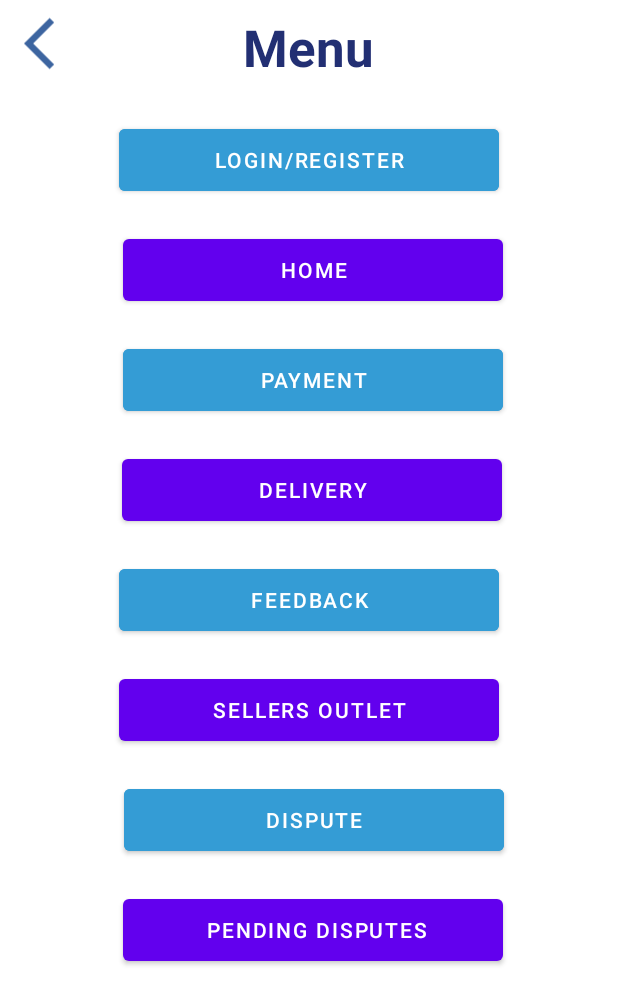
After one commit to Verdilac/MAD-KNOX, an Android app: the MainMenu screen opened directly, with no data from a screen before it, on a phone screen of 412 x 824 dp. The commit adds this screen. Shown: the top 1005 px of the screen. Run offline under Robolectric (Android 15) with nearby library versions, the light colour scheme and no system bars.

Commit message:
Merged with payment/delivery/products refined

```diff
--- a/app/src/main/AndroidManifest.xml
+++ b/app/src/main/AndroidManifest.xml
@@ -12,7 +12,9 @@
         android:supportsRtl="true"
         android:theme="@style/Theme.MADKNOX">
         <activity
-
+            android:name=".MainMenu"
+            android:exported="true" />
+        <activity
             android:name=".FeedbackConfirm"
             android:exported="true" />
         <activity
@@ -62,8 +64,6 @@
             android:exported="true" />
         <activity
             android:name=".Cardpayment"
-
-
             android:exported="true" />
         <activity
             android:name=".MainActivity"
--- a/app/src/main/java/com/example/mad_knox/Cardpayment.java
+++ b/app/src/main/java/com/example/mad_knox/Cardpayment.java
@@ -77,11 +77,27 @@ public class Cardpayment extends AppCompatActivity {
             card.setMonth(cardmonth);
             card.setYear(cardyear);
             card.setCvv(cardcvv);
-            dao.add(card).addOnSuccessListener(suc->{
-                Toast.makeText(this, "Success", Toast.LENGTH_SHORT).show();
-            }).addOnFailureListener(er->{
-                Toast.makeText(this, ""+er.getMessage(), Toast.LENGTH_SHORT).show();
-            });
+
+            if(cardnumber.length() == 16)
+            {
+                if (cardcvv.length() == 3) {
+                    dao.add(card).addOnSuccessListener(suc->{
+
+                        Toast.makeText(this, "Success", Toast.LENGTH_SHORT).show();
+                    }).addOnFailureListener(er->{
+                        Toast.makeText(this, ""+er.getMessage(), Toast.LENGTH_SHORT).show();
+                    });
+                }
+                else Toast.makeText(this, "Cvv Invalid", Toast.LENGTH_SHORT).show();
+
+            }
+            else {
+                Toast.makeText(this, "Card Number Invalid", Toast.LENGTH_SHORT).show();
+            }
+
+
+
+
 
 
 //            HashMap<String,Object> hashMap = new HashMap<>();
--- a/app/src/main/java/com/example/mad_knox/Home_Page.java
+++ b/app/src/main/java/com/example/mad_knox/Home_Page.java
@@ -20,6 +20,8 @@ public class Home_Page extends AppCompatActivity {
         setContentView(R.layout.activity_home_page);
 
         profile_btn = (ImageView) findViewById(R.id.profile_btn);
+        cart_btn = (ImageView) findViewById(R.id.cart_btn);
+        hamburger_menu = (ImageView) findViewById(R.id.hamburger_menu);
         card1 = (CardView) findViewById(R.id.card1);
 
         // Profile Btn
@@ -40,6 +42,18 @@ public class Home_Page extends AppCompatActivity {
             }
         });
 
+        hamburger_menu.setOnClickListener(v->{
+            Intent intent = new Intent(this,MainMenu.class);
+            startActivity(intent);
+        });
+        cart_btn.setOnClickListener(v->{
+            Intent intent = new Intent(getApplicationContext(),Cardpayment.class);
+            startActivity(intent);
+        });
+
+
+
+
     }
 }
 
--- /dev/null
+++ b/app/src/main/java/com/example/mad_knox/MainMenu.java
@@ -0,0 +1,75 @@
+package com.example.mad_knox;
+
+import androidx.appcompat.app.AppCompatActivity;
+
+import android.content.Intent;
+import android.os.Bundle;
+import android.widget.Button;
+
+import com.example.mad_knox.dispute.DisputeHandle;
+import com.example.mad_knox.dispute.RVDispute;
+
+public class MainMenu extends AppCompatActivity {
+
+    @Override
+    protected void onCreate(Bundle savedInstanceState) {
+        super.onCreate(savedInstanceState);
+        setContentView(R.layout.activity_main_menu);
+
+        Button login_menu_btn,home_menu_btn,payment_menu_btn,feedback_menu_btn,seller_o_menu_btn,delivery_menu_btn,dispute_btn,disputelist_btn;
+
+
+        login_menu_btn = findViewById(R.id.login_menu_btn);
+        home_menu_btn = findViewById(R.id.home_menu_btn);
+        payment_menu_btn = findViewById(R.id.payment_menu_btn);
+        feedback_menu_btn = findViewById(R.id.feedback_menu_btn);
+        seller_o_menu_btn = findViewById(R.id.seller_o_menu_btn);
+        delivery_menu_btn = findViewById(R.id.delivery_menu_btn);
+        dispute_btn = findViewById(R.id.dispute_btn);
+        disputelist_btn = findViewById(R.id.disputelist_btn);
+
+
+
+        login_menu_btn.setOnClickListener(v->{
+            Intent intent = new Intent(this,Login_Page.class);
+            startActivity(intent);
+        });
+
+        home_menu_btn.setOnClickListener(v->{
+            Intent intent = new Intent(this,Home_Page.class);
+            startActivity(intent);
+        });
+
+        payment_menu_btn.setOnClickListener(v->{
+            Intent intent = new Intent(getApplicationContext(),Cardpayment.class);
+            startActivity(intent);
+        });
+
+        feedback_menu_btn.setOnClickListener(v->{
+            Intent intent = new Intent(this,FeedbackCRUD.class);
+            startActivity(intent);
+        });
+        delivery_menu_btn.setOnClickListener(v->{
+            Intent intent = new Intent(this,Delivery_Main.class);
+            startActivity(intent);
+        });
+//        seller_o_menu_btn.setOnClickListener(v->{
+//            Intent intent = new Intent(this,Delivery_Main.class);
+//            startActivity(intent);
+//        });
+
+        dispute_btn.setOnClickListener(v->{
+            Intent intent = new Intent(this, DisputeHandle.class);
+            startActivity(intent);
+        });
+
+        disputelist_btn.setOnClickListener(v->{
+            Intent intent = new Intent(this, RVDispute.class);
+            startActivity(intent);
+        });
+
+
+
+
+    }
+}
--- a/app/src/main/res/layout/activity_cardpayment.xml
+++ b/app/src/main/res/layout/activity_cardpayment.xml
@@ -194,23 +194,13 @@
             android:orientation="horizontal">
 
 
-            <TextView
-                android:id="@+id/textView1"
-                android:layout_width="wrap_content"
-                android:layout_height="30dp"
-                android:layout_marginLeft="20dp"
-                android:layout_weight="1"
-                android:text="Total:  "
-                android:textSize="18dp"
-
-                />
-
             <Button
                 android:id="@+id/btn_pay"
-                android:layout_width="80dp"
+                android:layout_width="300dp"
                 android:layout_height="90dp"
                 android:layout_marginRight="10dp"
-                android:layout_weight="1"
+                android:layout_marginLeft="50dp"
+                android:layout_marginTop="5dp"
                 android:backgroundTint="#B83D3D"
                 android:text="Paynow" />
         </LinearLayout>
--- /dev/null
+++ b/app/src/main/res/layout/activity_main_menu.xml
@@ -0,0 +1,137 @@
+<?xml version="1.0" encoding="utf-8"?>
+<androidx.constraintlayout.widget.ConstraintLayout xmlns:android="http://schemas.android.com/apk/res/android"
+    xmlns:app="http://schemas.android.com/apk/res-auto"
+    xmlns:tools="http://schemas.android.com/tools"
+    android:layout_width="match_parent"
+    android:layout_height="match_parent"
+    tools:context=".MainMenu">
+
+    <Button
+        android:id="@+id/login_menu_btn"
+        android:layout_width="253dp"
+        android:layout_height="53dp"
+        android:layout_marginTop="80dp"
+        android:backgroundTint="#349CD5"
+        android:text="Login/Register"
+        app:layout_constraintBottom_toTopOf="@+id/home_menu_btn"
+        app:layout_constraintEnd_toEndOf="parent"
+        app:layout_constraintStart_toStartOf="parent"
+        app:layout_constraintTop_toTopOf="parent" />
+
+    <Button
+        android:id="@+id/home_menu_btn"
+        android:layout_width="253dp"
+        android:layout_height="53dp"
+        android:layout_marginTop="20dp"
+        android:text="Home"
+        app:layout_constraintBottom_toTopOf="@+id/payment_menu_btn"
+        app:layout_constraintEnd_toEndOf="parent"
+        app:layout_constraintHorizontal_bias="0.518"
+        app:layout_constraintStart_toStartOf="parent"
+        app:layout_constraintTop_toBottomOf="@+id/login_menu_btn"
+        app:layout_constraintVertical_bias="1.0" />
+
+    <Button
+        android:id="@+id/payment_menu_btn"
+        android:layout_width="253dp"
+        android:layout_height="53dp"
+        android:layout_marginTop="20dp"
+        android:backgroundTint="#349CD5"
+        android:text="Payment"
+        app:layout_constraintBottom_toTopOf="@+id/delivery_menu_btn"
+        app:layout_constraintEnd_toEndOf="parent"
+        app:layout_constraintHorizontal_bias="0.518"
+        app:layout_constraintStart_toStartOf="parent"
+        app:layout_constraintTop_toBottomOf="@+id/home_menu_btn" />
+
+    <Button
+        android:id="@+id/feedback_menu_btn"
+        android:layout_width="253dp"
+        android:layout_height="53dp"
+        android:layout_marginTop="20dp"
+        android:backgroundTint="#349CD5"
+        android:text="Feedback"
+        app:layout_constraintBottom_toTopOf="@+id/seller_o_menu_btn"
+        app:layout_constraintEnd_toEndOf="parent"
+        app:layout_constraintStart_toStartOf="parent"
+        app:layout_constraintTop_toBottomOf="@+id/delivery_menu_btn" />
+
+    <Button
+        android:id="@+id/seller_o_menu_btn"
+        android:layout_width="253dp"
+        android:layout_height="53dp"
+        android:layout_marginTop="20dp"
+        android:text="Sellers Outlet"
+        app:layout_constraintBottom_toTopOf="@+id/dispute_btn"
+        app:layout_constraintEnd_toEndOf="parent"
+        app:layout_constraintStart_toStartOf="parent"
+        app:layout_constraintTop_toBottomOf="@+id/feedback_menu_btn" />
+
+    <Button
+        android:id="@+id/delivery_menu_btn"
+        android:layout_width="253dp"
+        android:layout_height="53dp"
+        android:layout_marginTop="20dp"
+        android:text="Delivery"
+        app:layout_constraintBottom_toTopOf="@+id/feedback_menu_btn"
+        app:layout_constraintEnd_toEndOf="parent"
+        app:layout_constraintHorizontal_bias="0.512"
+        app:layout_constraintStart_toStartOf="parent"
+        app:layout_constraintTop_toBottomOf="@+id/payment_menu_btn" />
+
+    <Button
+        android:id="@+id/dispute_btn"
+        android:layout_width="253dp"
+        android:layout_height="53dp"
+        android:layout_marginStart="82dp"
+        android:layout_marginTop="20dp"
+        android:layout_marginEnd="76dp"
+        android:backgroundTint="#349CD5"
+        android:text="Dispute"
+        app:layout_constraintBottom_toTopOf="@+id/disputelist_btn"
+        app:layout_constraintEnd_toEndOf="parent"
+        app:layout_constraintStart_toStartOf="parent"
+        app:layout_constraintTop_toBottomOf="@+id/seller_o_menu_btn" />
+
+    <Button
+        android:id="@+id/disputelist_btn"
+        android:layout_width="253dp"
+        android:layout_height="53dp"
+        android:layout_marginTop="20dp"
+        android:text=" Pending Disputes"
+        app:layout_constraintEnd_toEndOf="parent"
+        app:layout_constraintHorizontal_bias="0.518"
+        app:layout_constraintStart_toStartOf="parent"
+        app:layout_constraintTop_toBottomOf="@+id/dispute_btn" />
+
+    <TextView
+        android:id="@+id/menu_title"
+        android:layout_width="wrap_content"
+        android:layout_height="wrap_content"
+        android:backgroundTint="#AA1B1B"
+        android:text="Menu"
+        android:textColor="#222F73"
+        android:textSize="34sp"
+        android:textStyle="bold"
+        app:layout_constraintBottom_toTopOf="@+id/login_menu_btn"
+        app:layout_constraintEnd_toEndOf="parent"
+        app:layout_constraintHorizontal_bias="0.498"
+        app:layout_constraintStart_toStartOf="parent"
+        app:layout_constraintTop_toTopOf="parent"
+        app:layout_constraintVertical_bias="0.246" />
+
+    <ImageView
+        android:id="@+id/back_arrow_btn"
+        android:layout_width="41dp"
+        android:layout_height="50dp"
+        app:layout_constraintBottom_toBottomOf="@+id/menu_title"
+        app:layout_constraintEnd_toEndOf="parent"
+        app:layout_constraintHorizontal_bias="0.043"
+        app:layout_constraintStart_toStartOf="parent"
+        app:layout_constraintTop_toTopOf="parent"
+        app:layout_constraintVertical_bias="1.0"
+        app:srcCompat="@drawable/back_arrow_icon"
+        app:tint="#0C3E88" />
+
+
+</androidx.constraintlayout.widget.ConstraintLayout>
--- a/app/src/main/res/layout/layout_items_p.xml
+++ b/app/src/main/res/layout/layout_items_p.xml
@@ -21,7 +21,7 @@
         <ImageView
             android:layout_width="96dp"
             android:layout_height="96dp"
-            android:src="@drawable/speaker"
+            android:src="@drawable/productimage"
             android:padding="5dp"
             android:id="@+id/img_prod"/>
 
```
Also changed, not shown: app/src/main/res/drawable/productimage.jpg (added), app/src/main/res/values/strings.xml (line endings or trailing spaces).
